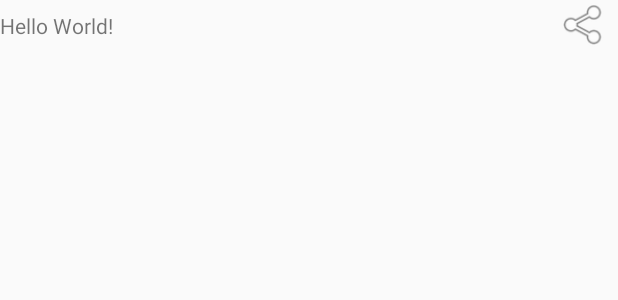
After one commit to ladoleste/MercadoPago, an Android app: the layout item_payment.xml on its own in the app's theme, with its tools: preview values and no code run, on a phone screen of 412 x 824 dp. The commit adds this screen. Shown: the top 300 px of the screen. Run offline under Robolectric (Android 15) with nearby library versions, the phone set to English and light mode, and no system bars; network calls fail.

Commit message:
payment methods

```diff
--- a/app/src/main/java/br/com/mercadolivre/pagamentos/dto/PaymentMethods.kt
+++ b/app/src/main/java/br/com/mercadolivre/pagamentos/dto/PaymentMethod.kt
@@ -2,7 +2,7 @@ package br.com.mercadolivre.pagamentos.dto
 
 import com.google.gson.annotations.SerializedName
 
-data class PaymentMethods(@SerializedName("settings")
+data class PaymentMethod(@SerializedName("settings")
                           val settings: List<SettingsItem>?,
                          @SerializedName("thumbnail")
                           val thumbnail: String = "",
--- a/app/src/main/java/br/com/mercadolivre/pagamentos/repository/MlApiService.kt
+++ b/app/src/main/java/br/com/mercadolivre/pagamentos/repository/MlApiService.kt
@@ -1,6 +1,6 @@
 package br.com.mercadolivre.pagamentos.repository
 
-import br.com.mercadolivre.pagamentos.dto.PaymentMethods
+import br.com.mercadolivre.pagamentos.dto.PaymentMethod
 import io.reactivex.Single
 import retrofit2.http.GET
 
@@ -9,5 +9,5 @@ import retrofit2.http.GET
  */
 interface MlApiService {
     @GET("v1/payment_methods")
-    fun loadPaymentMethods(): Single<List<PaymentMethods>>
+    fun loadPaymentMethods(): Single<List<PaymentMethod>>
 }
--- a/app/src/main/java/br/com/mercadolivre/pagamentos/repository/MlRepository.kt
+++ b/app/src/main/java/br/com/mercadolivre/pagamentos/repository/MlRepository.kt
@@ -1,11 +1,11 @@
 package br.com.mercadolivre.pagamentos.repository
 
-import br.com.mercadolivre.pagamentos.dto.PaymentMethods
+import br.com.mercadolivre.pagamentos.dto.PaymentMethod
 import io.reactivex.Single
 
 /**
  * Created by Anderson on 23/03/2018
  */
 interface MlRepository {
-    fun loadPaymentMethods(): Single<List<PaymentMethods>>
+    fun loadPaymentMethods(): Single<List<PaymentMethod>>
 }
--- /dev/null
+++ b/app/src/main/res/layout/item_payment.xml
@@ -0,0 +1,27 @@
+<?xml version="1.0" encoding="utf-8"?>
+<android.support.constraint.ConstraintLayout xmlns:android="http://schemas.android.com/apk/res/android"
+    xmlns:app="http://schemas.android.com/apk/res-auto"
+    xmlns:tools="http://schemas.android.com/tools"
+    android:layout_width="match_parent"
+    android:layout_height="wrap_content">
+
+    <TextView
+        android:id="@+id/tv_text"
+        android:layout_width="wrap_content"
+        android:layout_height="wrap_content"
+        android:text="Hello World!"
+        app:layout_constraintBottom_toBottomOf="parent"
+        app:layout_constraintLeft_toLeftOf="parent"
+        app:layout_constraintTop_toTopOf="parent" />
+
+    <ImageView
+        android:id="@+id/iv_image"
+        android:layout_width="44dp"
+        android:layout_height="33dp"
+        android:contentDescription="@string/payment_method"
+        app:layout_constraintBottom_toBottomOf="parent"
+        app:layout_constraintEnd_toEndOf="parent"
+        app:layout_constraintTop_toTopOf="parent"
+        tools:src="@android:drawable/ic_menu_share" />
+
+</android.support.constraint.ConstraintLayout>
--- a/app/src/main/res/values/strings.xml
+++ b/app/src/main/res/values/strings.xml
@@ -4,4 +4,5 @@
     <string name="retry">RETRY</string>
     <string name="no_connection">No internet connection</string>
     <string name="generic_error">There was an error, would you like to try again?</string>
+    <string name="payment_method">Payment Method</string>
 </resources>
```
Also changed, not shown: app/src/main/java/br/com/mercadolivre/pagamentos/ui/ItemClick.kt (added, +11 -0 lines), app/src/main/java/br/com/mercadolivre/pagamentos/ui/MainActivityFragment.kt (+8 -5 lines), app/src/main/java/br/com/mercadolivre/pagamentos/ui/MainViewModel.kt (+4 -4 lines), app/src/main/java/br/com/mercadolivre/pagamentos/ui/PaymentMethodAdapter.kt (added, +34 -0 lines), app/src/main/res/layout/fragment_main.xml (+5 -9 lines). Lines whose indentation alone changed are shown as unchanged.
